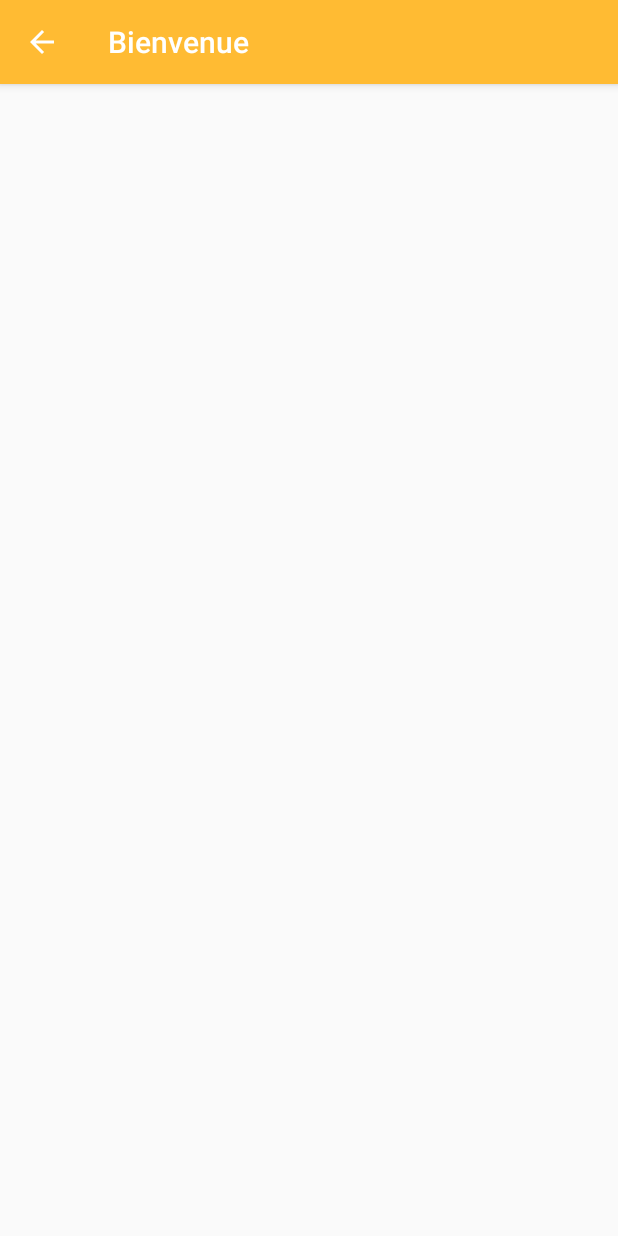
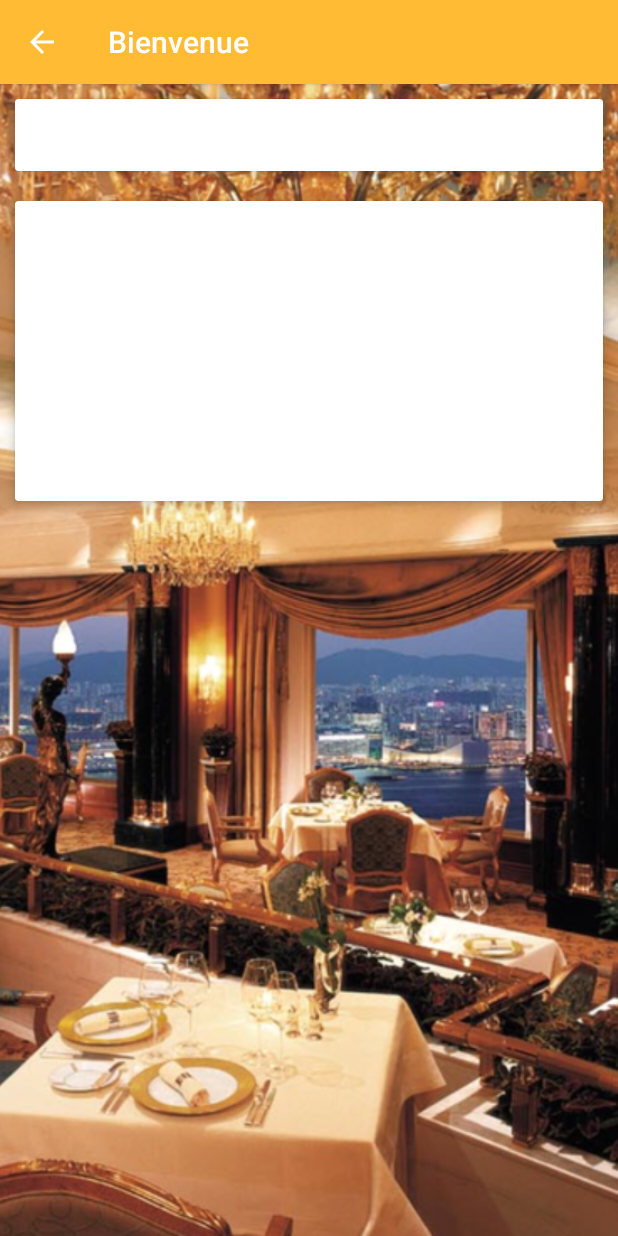
Before and after one commit to Allan-Contaret/Restory, an Android app: the RestaurantActivity screen opened directly, with no data from a screen before it, on a phone screen of 412 x 824 dp. Run offline under Robolectric (Android 15) with nearby library versions, the light colour scheme and no system bars; network calls fail; pictures from the network do not load.

Commit message:
affichage resto

```diff
--- a/app/src/main/java/com/example/allancontaret/restory/RVAdapter.java
+++ b/app/src/main/java/com/example/allancontaret/restory/RVAdapter.java
@@ -31,7 +31,6 @@ public class RVAdapter extends RecyclerView.Adapter<RVAdapter.RestaurantViewHold
     @Override
     public void onBindViewHolder(RestaurantViewHolder holder, int position) {
         Log.i("restaurantLoader", String.valueOf(restaurants.get(position)));
-        //holder.restaurantPhoto.setImageResource(restaurants.get(position).img);
         holder.restaurantName.setText(restaurants.get(position).name);
         holder.resto = restaurants.get(position);
         //restaurantPhoto should be ImageView or your CustomImageView
@@ -65,7 +64,6 @@ public class RVAdapter extends RecyclerView.Adapter<RVAdapter.RestaurantViewHold
         TextView restaurantName;
         ImageView restaurantPhoto;
         Restaurant resto;
-        static final String RESTO = "com.example.allancontaret.restory.list_card_activity.RESTO";
 
         RestaurantViewHolder(View itemView) {
             super(itemView);
@@ -76,7 +74,6 @@ public class RVAdapter extends RecyclerView.Adapter<RVAdapter.RestaurantViewHold
 
             itemView.setOnClickListener(new View.OnClickListener() {
                 @Override public void onClick(View v) {
-                    Log.i("ff", String.valueOf(resto));
                     final Intent intent =  new Intent(context, RestaurantActivity.class);
                     intent.putExtra("MyClass", resto);
                     context.startActivity(intent);
--- a/app/src/main/java/com/example/allancontaret/restory/RestaurantActivity.java
+++ b/app/src/main/java/com/example/allancontaret/restory/RestaurantActivity.java
@@ -1,35 +1,37 @@
 package com.example.allancontaret.restory;
 
 import android.content.Intent;
+import android.os.Bundle;
 import android.support.v7.app.AppCompatActivity;
-import android.os.Bundle;
 import android.util.Log;
-import android.widget.RelativeLayout;
+import android.widget.ImageView;
 import android.widget.TextView;
 
+import com.bumptech.glide.Glide;
+
 public class RestaurantActivity extends AppCompatActivity {
-
+    Restaurant restaurant;
     @Override
     protected void onCreate(Bundle savedInstanceState) {
         super.onCreate(savedInstanceState);
-        setContentView(R.layout.activity_resto);
+        setContentView(R.layout.activity_restaurant);
 
         Intent intent = getIntent();
         if (intent.hasExtra("MyClass"))
         {
-            final Restaurant myExtra= (Restaurant) intent.getSerializableExtra("MyClass");
-            Log.i("intent", String.valueOf(myExtra.name));
+            restaurant  = (Restaurant) intent.getSerializableExtra("MyClass");
+            Log.i("intent", String.valueOf(restaurant.name));
 
-            //textView
-            TextView textView = new TextView(this);
-            textView.setTextSize(40);
-            textView.setText(myExtra.description);
+            TextView textRestoName = (TextView) findViewById(R.id.textRestoName);
+            textRestoName.setText(restaurant.name);
 
-            setContentView(R.layout.activity_resto);
+            TextView textRestoDescription = (TextView) findViewById(R.id.textRestoDescription);
+            textRestoDescription.setText(restaurant.description);
 
-            RelativeLayout layout = (RelativeLayout) findViewById(R.id.activity_resto);
-
-            layout.addView(textView,0);
+            Glide.with(getApplicationContext())
+                    .load("http://api.gregoirejoncour.xyz/images/"+restaurant.image)
+                    .fitCenter()
+                    .into((ImageView) findViewById(R.id.imageViewRestaurant));
         }
     }
 }
--- /dev/null
+++ b/app/src/main/res/layout/activity_restaurant.xml
@@ -0,0 +1,72 @@
+<?xml version="1.0" encoding="utf-8"?>
+<RelativeLayout xmlns:android="http://schemas.android.com/apk/res/android"
+    xmlns:app="http://schemas.android.com/apk/res-auto"
+    xmlns:tools="http://schemas.android.com/tools"
+    android:id="@+id/activity_restaurant"
+    android:layout_width="match_parent"
+    android:layout_height="match_parent"
+    android:background="@drawable/app_background"
+    tools:context="com.example.allancontaret.restory.RestaurantActivity">
+
+    <ImageView
+        android:layout_width="match_parent"
+        android:layout_height="match_parent"
+        app:srcCompat="@drawable/restaurant"
+        android:id="@+id/imageViewRestaurant"
+        android:contentDescription="@string/background_image"
+        android:scaleType="centerCrop" />
+
+    <ScrollView
+        android:layout_width="match_parent"
+        android:layout_height="match_parent">
+
+        <LinearLayout
+            android:layout_width="match_parent"
+            android:layout_height="wrap_content"
+            android:orientation="vertical">
+
+            <android.support.v7.widget.CardView
+                android:layout_width="match_parent"
+                android:layout_height="match_parent"
+                android:id="@+id/card_resto"
+                android:layout_margin="10dp"
+                app:cardElevation="5dp"
+                app:contentPadding="5dp">
+
+                <TextView
+                    android:id="@+id/textRestoName"
+                    android:layout_width="match_parent"
+                    android:layout_height="wrap_content"
+                    android:fontFamily="cursive"
+                    android:textAlignment="center"
+                    android:textAllCaps="false"
+                    android:textColor="@color/refresh_progress_1"
+                    android:textSize="30sp"
+                    android:textStyle="normal|bold" />
+
+            </android.support.v7.widget.CardView>
+
+            <android.support.v7.widget.CardView
+                android:layout_width="match_parent"
+                android:layout_height="match_parent"
+                android:minHeight="200dp"
+                android:layout_margin="10dp"
+                app:cardElevation="5dp"
+                app:contentPadding="5dp">
+
+                <TextView
+                    android:layout_width="match_parent"
+                    android:layout_height="match_parent"
+                    android:id="@+id/textRestoDescription"
+                    android:padding="3dp"
+                    android:textAlignment="viewStart"
+                    android:textColor="?android:attr/textColorLink"
+                    android:fontFamily="casual"
+                    android:textStyle="normal|bold"
+                    android:textAllCaps="false" />
+            </android.support.v7.widget.CardView>
+
+        </LinearLayout>
+    </ScrollView>
+
+</RelativeLayout>
--- a/app/src/main/res/layout/activity_resto.xml
+++ /dev/null
@@ -1,13 +0,0 @@
-<?xml version="1.0" encoding="utf-8"?>
-<RelativeLayout xmlns:android="http://schemas.android.com/apk/res/android"
-    xmlns:tools="http://schemas.android.com/tools"
-    android:id="@+id/activity_resto"
-    android:layout_width="match_parent"
-    android:layout_height="match_parent"
-    android:paddingBottom="@dimen/activity_vertical_margin"
-    android:paddingLeft="@dimen/activity_horizontal_margin"
-    android:paddingRight="@dimen/activity_horizontal_margin"
-    android:paddingTop="@dimen/activity_vertical_margin"
-    tools:context="com.example.allancontaret.restory.RestaurantActivity">
-
-</RelativeLayout>
--- a/app/src/main/res/values/strings.xml
+++ b/app/src/main/res/values/strings.xml
@@ -15,4 +15,5 @@
     <string name="permission_rationale_location">Permission autorisée</string>
     <string name="show_favorites">Favoris</string>
     <string name="title_activity_restaurant">RestaurantActivity</string>
+    <string name="background_image">background_image</string>
 </resources>
```
